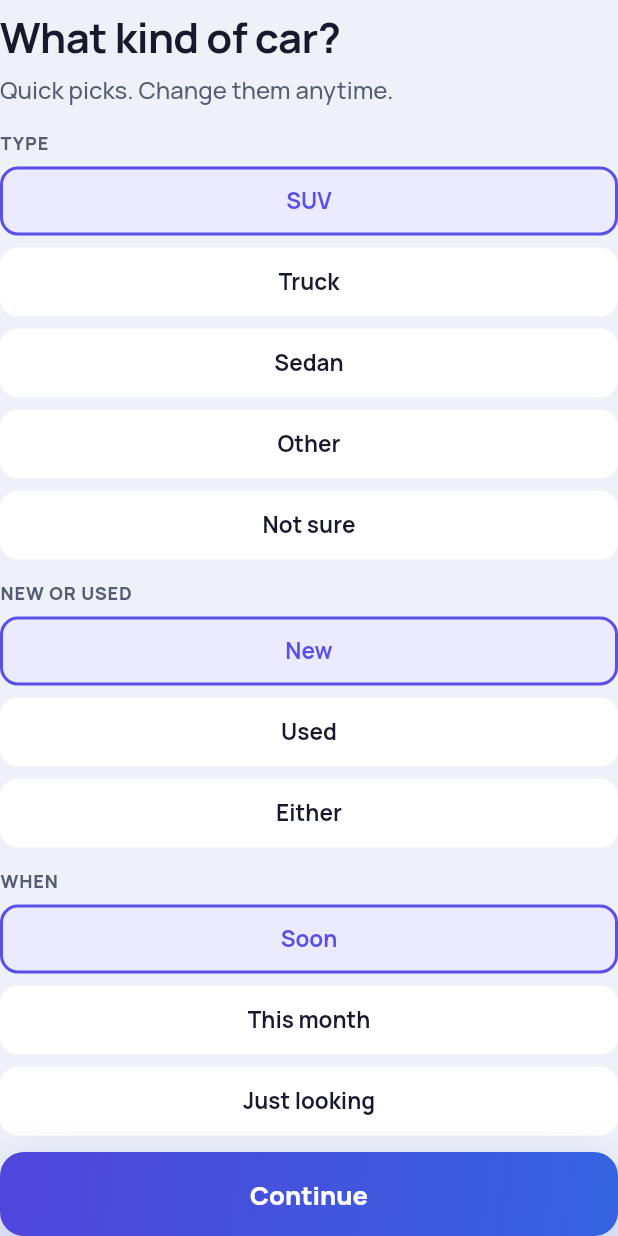
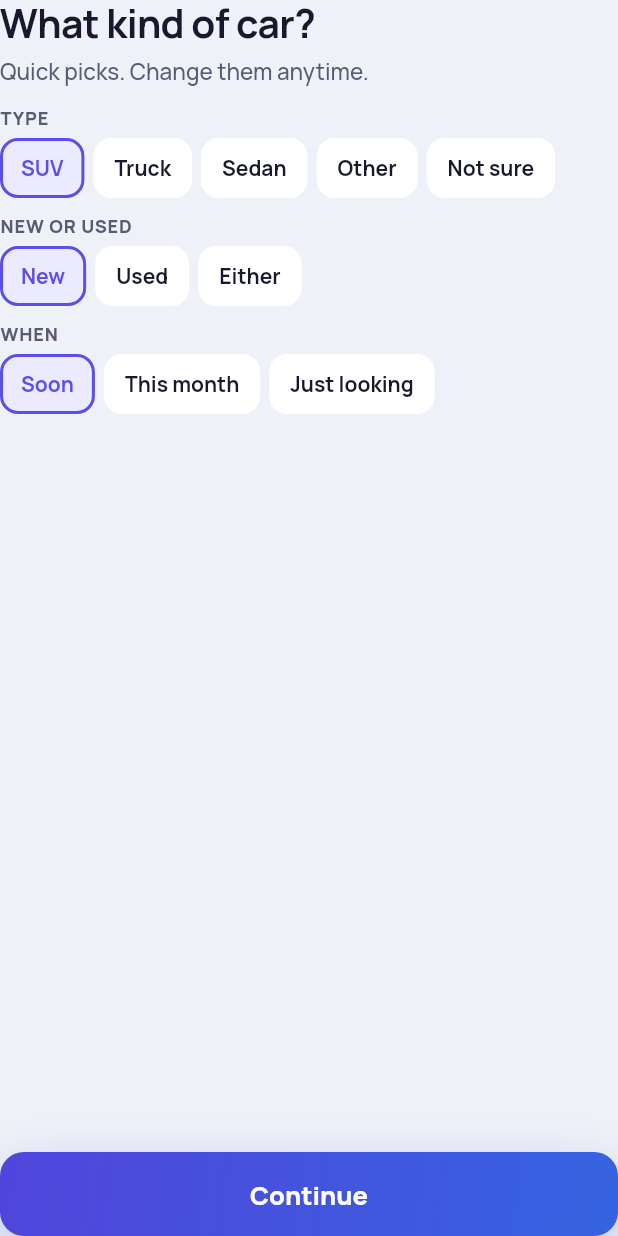
Before and after one commit to wilsonpartyof5/autoagent, a Flutter app: the CarTypeStep widget shown alone on an empty page, opened directly with empty values, on a phone screen of 412 x 824 dp. Run offline on Flutter 3.47's test engine with Material 3 defaults, Android fonts, the phone set to English and light mode, and no system bars; our stand-ins replace equatable, firebase_core, firebase_messaging, flutter_riverpod, flutter_secure_storage, go_router and 4 more; missing offline and left inert: posthog_flutter, purchases_flutter, superwallkit_flutter; accounts and stored records are empty.

Commit message:
Fix Matters v5 step 9 overflow on iPhone 16 (#121)
Chips hug labels so Type / New-or-used / When wrap without BOTTOM OVERFLOW. No scroll; steps 1–8/10 unchanged.

```diff
--- a/apps/drevvy-app/lib/features/onboarding/widgets/onboarding_chrome.dart
+++ b/apps/drevvy-app/lib/features/onboarding/widgets/onboarding_chrome.dart
@@ -450,8 +450,9 @@ class FilterChipButton extends StatelessWidget {
         borderRadius: BorderRadius.circular(12),
         child: AnimatedContainer(
           duration: const Duration(milliseconds: 180),
-          constraints: const BoxConstraints(minHeight: 46),
-          padding: const EdgeInsets.symmetric(horizontal: 16),
+          // Hug the label. Center/alignment expands to Wrap's max width,
+          // stacking every chip on its own row (iPhone 16 bottom overflow).
+          padding: const EdgeInsets.symmetric(horizontal: 12, vertical: 8),
           decoration: BoxDecoration(
             color: selected ? colors.lilacTint : Colors.white,
             borderRadius: BorderRadius.circular(12),
@@ -460,14 +461,12 @@ class FilterChipButton extends StatelessWidget {
               width: 2,
             ),
           ),
-          child: Center(
-            child: Text(
-              label,
-              style: context.drevvyText.bodyStrong.copyWith(
-                fontSize: 15,
-                fontWeight: FontWeight.w700,
-                color: selected ? colors.violet : colors.ink,
-              ),
+          child: Text(
+            label,
+            style: context.drevvyText.bodyStrong.copyWith(
+              fontSize: 14,
+              fontWeight: FontWeight.w700,
+              color: selected ? colors.violet : colors.ink,
             ),
           ),
         ),
--- a/apps/drevvy-app/lib/features/onboarding/widgets/onboarding_steps.dart
+++ b/apps/drevvy-app/lib/features/onboarding/widgets/onboarding_steps.dart
@@ -878,13 +878,12 @@ class CarTypeStep extends StatelessWidget {
     return Column(
       crossAxisAlignment: CrossAxisAlignment.stretch,
       children: [
-        const SizedBox(height: 8),
-        const OnboardingHeadline('What kind of car?'),
-        const SizedBox(height: 8),
-        const OnboardingLead('Quick picks. Change them anytime.'),
-        const SizedBox(height: 16),
+        const OnboardingHeadline('What kind of car?', size: 26),
+        const SizedBox(height: 6),
+        const OnboardingLead('Quick picks. Change them anytime.', size: 15),
+        const SizedBox(height: 12),
         const SectionLabel('Type'),
-        const SizedBox(height: 8),
+        const SizedBox(height: 6),
         _ChipWrap(
           children: [
             for (final choice in mattersCarTypes)
@@ -895,9 +894,9 @@ class CarTypeStep extends StatelessWidget {
               ),
           ],
         ),
-        const SizedBox(height: 14),
+        const SizedBox(height: 10),
         const SectionLabel('New or used'),
-        const SizedBox(height: 8),
+        const SizedBox(height: 6),
         _ChipWrap(
           children: [
             for (final choice in mattersConditions)
@@ -908,9 +907,9 @@ class CarTypeStep extends StatelessWidget {
               ),
           ],
         ),
-        const SizedBox(height: 14),
+        const SizedBox(height: 10),
         const SectionLabel('When'),
-        const SizedBox(height: 8),
+        const SizedBox(height: 6),
         _ChipWrap(
           children: [
             for (final choice in mattersTimings)
@@ -936,8 +935,8 @@ class _ChipWrap extends StatelessWidget {
   @override
   Widget build(BuildContext context) {
     return Wrap(
-      spacing: 8,
-      runSpacing: 8,
+      spacing: 6,
+      runSpacing: 6,
       children: children,
     );
   }
```
Also changed, not shown: 1 other file.
